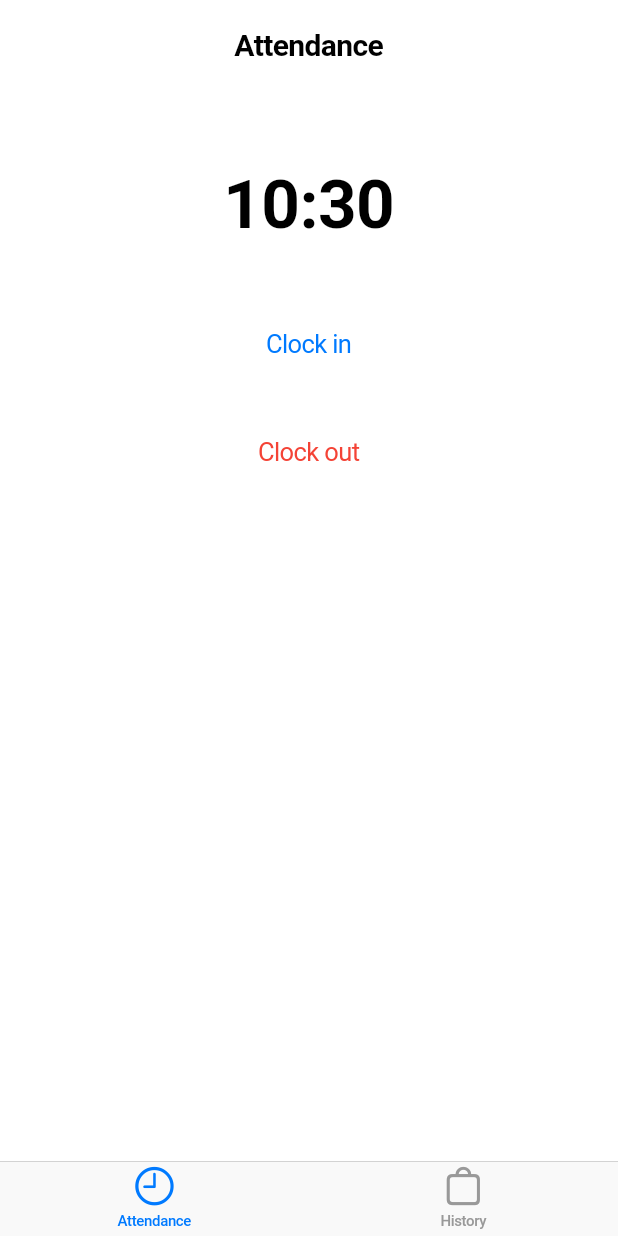
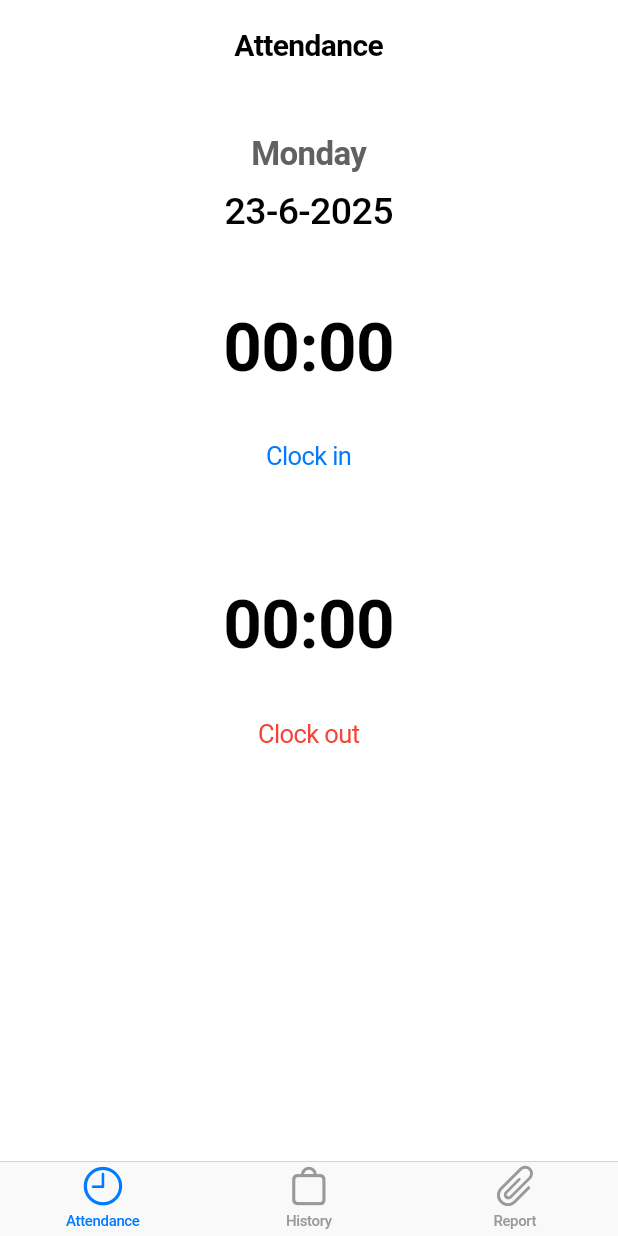
Before and after one commit to anoz24/AttendanceTracker, a Flutter app: the screen it shows after launch, on a phone screen of 412 x 824 dp. Run offline on Flutter 3.47's test engine with Material 3 defaults, Android fonts, the phone set to English and light mode, and no system bars; our stand-ins replace flutter_riverpod.

Commit message:
changes to the attendance provider + making the changes visible in the UI

```diff
--- a/lib/providers/attendance_provider.dart
+++ b/lib/providers/attendance_provider.dart
@@ -1,5 +1,21 @@
 import 'package:flutter_riverpod/flutter_riverpod.dart';
 
-final attendanceTimeProvider = StateProvider<DateTime>((ref) {
-  return DateTime.now();
+class AttendanceTimes {
+  final DateTime? date;
+  final DateTime? clockIn;
+  final DateTime? clockOut;
+
+  AttendanceTimes({this.date, this.clockIn, this.clockOut});
+
+  AttendanceTimes copyWith({DateTime? date, DateTime? clockIn, DateTime? clockOut}) {
+    return AttendanceTimes(
+      date: date ?? this.date,
+      clockIn: clockIn ?? this.clockIn,
+      clockOut: clockOut ?? this.clockOut,
+    );
+  }
+}
+
+final attendanceTimesProvider = StateProvider<AttendanceTimes>((ref) {
+  return AttendanceTimes(date: DateTime.now());
 });
--- a/lib/screens/main_screen.dart
+++ b/lib/screens/main_screen.dart
@@ -1,18 +1,23 @@
 // import 'package:flutter/material.dart';
 import 'package:attendancetracker/widgets/attendance_tab.dart';
-import 'package:attendancetracker/widgets/profile_tab.dart';
+import 'package:attendancetracker/widgets/history_tab.dart';
+import 'package:attendancetracker/widgets/report_tab.dart';
 import 'package:flutter/cupertino.dart';
 
 class MainScreen extends StatefulWidget {
-  const MainScreen({
-    super.key,
-  });
+  const MainScreen({super.key});
 
   @override
   State<MainScreen> createState() => _MainScreenState();
 }
 
 class _MainScreenState extends State<MainScreen> {
+  final List<Widget> _tabs = [
+    AttendanceTab(),
+    HistoryTab(),
+    ReportTab(),
+  ];
+
   @override
   Widget build(BuildContext context) {
     return CupertinoTabScaffold(
@@ -26,18 +31,13 @@ class _MainScreenState extends State<MainScreen> {
             icon: Icon(CupertinoIcons.bag),
             label: 'History',
           ),
+          BottomNavigationBarItem(
+            icon: Icon(CupertinoIcons.paperclip),
+            label: 'Report',
+          ),
         ],
       ),
-      tabBuilder: (context, index) {
-        switch (index) {
-          case 0:
-            return AttendanceTab();
-          case 1:
-            return ProfileTab();
-          default:
-            return Container();
-        }
-      },
+      tabBuilder: (context, index) => _tabs[index],
     );
   }
 }
--- a/lib/widgets/attendance_tab.dart
+++ b/lib/widgets/attendance_tab.dart
@@ -1,14 +1,25 @@
 import 'package:flutter/cupertino.dart';
 import 'package:flutter/material.dart';
 import 'package:flutter_riverpod/flutter_riverpod.dart';
+import 'package:intl/intl.dart';
 import '../providers/attendance_provider.dart';
 
 class AttendanceTab extends ConsumerWidget {
+  const AttendanceTab({super.key});
+
   @override
   Widget build(BuildContext context, WidgetRef ref) {
-    final now = ref.watch(attendanceTimeProvider);
+    final attendanceTimes = ref.watch(attendanceTimesProvider);
 
-    String time = "${now.hour.toString().padLeft(2, '0')}:${now.minute.toString().padLeft(2, '0')}";
+    String formatTime(DateTime? time) {
+      if (time == null) return "00:00";
+      return "${time.hour.toString().padLeft(2, '0')}:${time.minute.toString().padLeft(2, '0')}";
+    }
+
+    String getDayName(DateTime? date) {
+      if (date == null) return "";
+      return DateFormat('EEEE').format(date);
+    }
 
     return CupertinoPageScaffold(
       navigationBar: const CupertinoNavigationBar(
@@ -23,24 +34,62 @@ class AttendanceTab extends ConsumerWidget {
       child: Center(
         child: Column(
           children: [
-            SizedBox(height: 110),
+            SizedBox(height: 90),
             Text(
-              time,
+              attendanceTimes.date != null ? getDayName(attendanceTimes.date) : "",
+              style: TextStyle(
+                fontSize: 22,
+                fontWeight: FontWeight.bold,
+                color: Colors.grey[700],
+              ),
+            ),
+            SizedBox(height: 10),
+            Text(
+              attendanceTimes.date != null
+                  ? "${attendanceTimes.date!.day}-${attendanceTimes.date!.month}-${attendanceTimes.date!.year}"
+                  : "No date",
+              style: TextStyle(
+                fontSize: 25,
+                fontWeight: FontWeight.w500,
+              ),
+            ),
+            SizedBox(height: 50),
+            Text(
+              formatTime(attendanceTimes.clockIn),
               style: TextStyle(
                 fontSize: 45,
                 fontWeight: FontWeight.bold,
               ),
             ),
-            SizedBox(height: 40),
+            SizedBox(height: 20),
             CupertinoButton(
-              onPressed: () {
-                ref.read(attendanceTimeProvider.notifier).state = DateTime.now();
-              },
+              onPressed: (attendanceTimes.clockIn != null && attendanceTimes.clockOut == null)
+                  ? null
+                  : () {
+                      ref.read(attendanceTimesProvider.notifier).state =
+                          attendanceTimes.copyWith(
+                            clockIn: DateTime.now(),
+                            clockOut: null,
+                          );
+                    },
               child: Text("Clock in"),
+            ),
+            SizedBox(height: 60),
+            Text(
+              formatTime(attendanceTimes.clockOut),
+              style: TextStyle(
+                fontSize: 45,
+                fontWeight: FontWeight.bold,
+              ),
             ),
             SizedBox(height: 20),
             CupertinoButton(
-              onPressed: () {},
+              onPressed: (attendanceTimes.clockIn != null && attendanceTimes.clockOut == null)
+                  ? () {
+                      ref.read(attendanceTimesProvider.notifier).state =
+                          attendanceTimes.copyWith(clockOut: DateTime.now());
+                    }
+                  : null,
               child: Text(
                 "Clock out",
                 style: TextStyle(color: Colors.red),
--- a/lib/widgets/profile_tab.dart
+++ b/lib/widgets/history_tab.dart
@@ -1,6 +1,6 @@
 import 'package:flutter/cupertino.dart';
 
-class ProfileTab extends StatelessWidget {
+class HistoryTab extends StatelessWidget {
   @override
   Widget build(BuildContext context) {
     return CupertinoPageScaffold(
--- a/pubspec.yaml
+++ b/pubspec.yaml
@@ -36,6 +36,7 @@ dependencies:
   cupertino_icons: ^1.0.8
   flutter_riverpod: ^2.6.1
   hive_ce: ^2.11.3
+  intl: ^0.19.0
 
 dev_dependencies:
   flutter_test:
```
Also changed, not shown: lib/widgets/report_tab.dart (added, +19 -0 lines), pubspec.lock.
